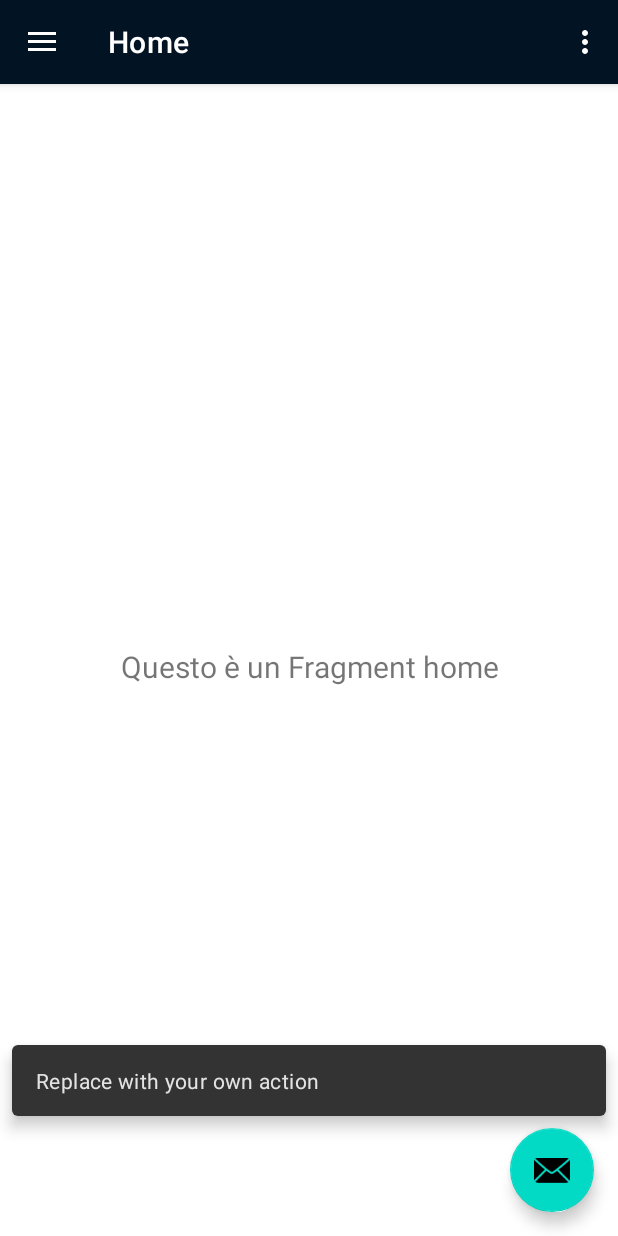
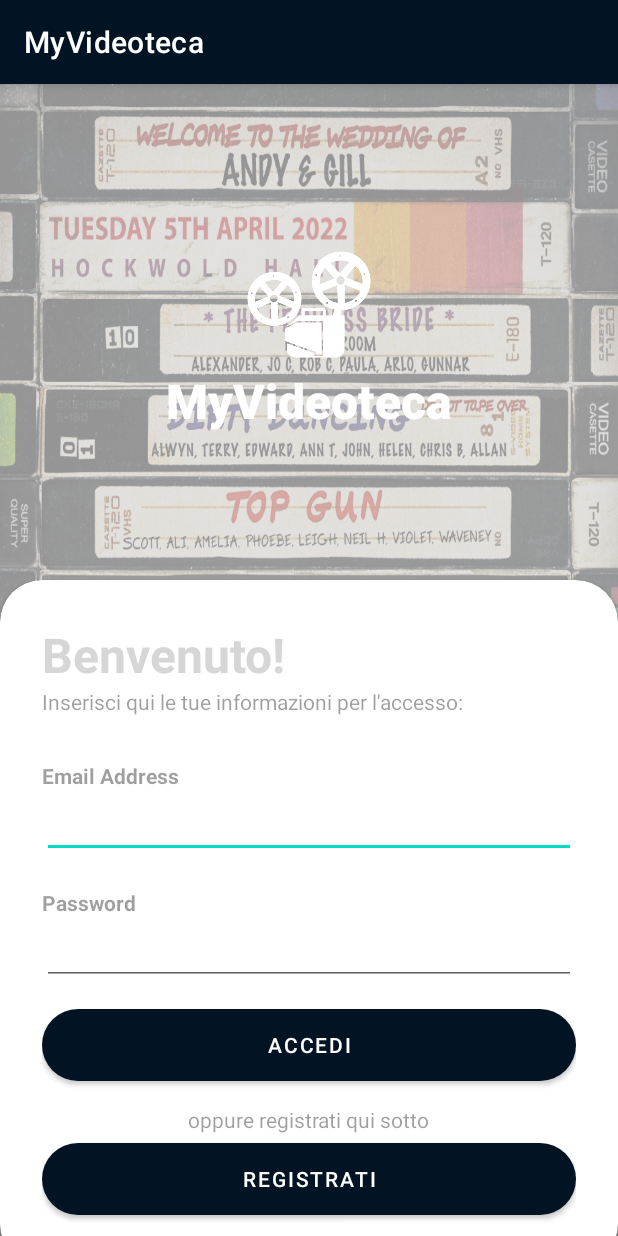
Before and after one commit to SimoCasa/MyVideoteca, an Android app: the screen it shows after launch (MainActivity before the commit, LoginActivity after it), after a tap on an icon or button, on a phone screen of 412 x 824 dp. Run offline under Robolectric (Android 15) with nearby library versions, the phone set to English and light mode, and no system bars; our stand-ins replace navigation-ui.

Commit message:
Aggiunta attività di login con relativo layout

```diff
--- a/app/src/main/AndroidManifest.xml
+++ b/app/src/main/AndroidManifest.xml
@@ -23,6 +23,9 @@
                 <category android:name="android.intent.category.LAUNCHER" />
             </intent-filter>
         </activity>
+        <activity android:name=".LoginActivity" />
+        <activity android:name=".RegisterActivity" />
+
     </application>
 
 </manifest>
--- /dev/null
+++ b/app/src/main/java/com/uninsubria/myvideoteca/LoginActivity.kt
@@ -0,0 +1,11 @@
+package com.uninsubria.myvideoteca
+
+import android.os.Bundle
+import androidx.appcompat.app.AppCompatActivity
+
+class LoginActivity : AppCompatActivity() {
+    override fun onCreate(savedInstanceState: Bundle?) {
+        super.onCreate(savedInstanceState)
+        setContentView(R.layout.activity_login)
+    }
+}
--- a/app/src/main/java/com/uninsubria/myvideoteca/MainActivity.kt
+++ b/app/src/main/java/com/uninsubria/myvideoteca/MainActivity.kt
@@ -1,17 +1,18 @@
 package com.uninsubria.myvideoteca
 
+import android.content.Intent
 import android.os.Bundle
 import android.view.Menu
-import com.google.android.material.snackbar.Snackbar
-import com.google.android.material.navigation.NavigationView
+import androidx.appcompat.app.AppCompatActivity
+import androidx.drawerlayout.widget.DrawerLayout
 import androidx.navigation.findNavController
 import androidx.navigation.ui.AppBarConfiguration
 import androidx.navigation.ui.navigateUp
 import androidx.navigation.ui.setupActionBarWithNavController
 import androidx.navigation.ui.setupWithNavController
-import androidx.drawerlayout.widget.DrawerLayout
-import androidx.appcompat.app.AppCompatActivity
+import com.google.android.material.navigation.NavigationView
 import com.uninsubria.myvideoteca.databinding.ActivityMainBinding
+
 
 class MainActivity : AppCompatActivity() {
 
@@ -26,11 +27,14 @@ class MainActivity : AppCompatActivity() {
 
         setSupportActionBar(binding.appBarMain.toolbar)
 
-        binding.appBarMain.fab.setOnClickListener { view ->
-            Snackbar.make(view, "Replace with your own action", Snackbar.LENGTH_LONG)
-                .setAction("Action", null)
-                .setAnchorView(R.id.fab).show()
+        binding.appBarMain.fab.setOnClickListener {
+
+            // definisco la mia intent dando come parametri l'activity corrente e quella che voglio aprire
+            val openLogin = Intent(this, LoginActivity::class.java)
+            // attivazione dell'activity di Login
+            startActivity(openLogin)
         }
+
         val drawerLayout: DrawerLayout = binding.drawerLayout
         val navView: NavigationView = binding.navView
         val navController = findNavController(R.id.nav_host_fragment_content_main)
--- /dev/null
+++ b/app/src/main/res/layout/activity_login.xml
@@ -0,0 +1,128 @@
+<?xml version="1.0" encoding="utf-8"?>
+<RelativeLayout xmlns:android="http://schemas.android.com/apk/res/android"
+    android:layout_width="match_parent"
+    android:layout_height="match_parent"
+    xmlns:tools="http://schemas.android.com/tools"
+    xmlns:app="http://schemas.android.com/apk/res-auto"
+    android:background="@drawable/login_background"
+    tools:context=".LoginActivity">
+
+    <RelativeLayout
+        android:layout_width="match_parent"
+        android:layout_height="match_parent"
+        android:background="@color/my_primary"
+        android:alpha="0.7"/>
+
+    <LinearLayout
+        android:layout_width="match_parent"
+        android:layout_height="match_parent"
+        android:orientation="vertical"
+        android:gravity="center"
+        android:layout_above="@id/card_view"
+        android:padding="28dp">
+
+        <ImageView
+            android:layout_width="184dp"
+            android:layout_height="92dp"
+            android:src="@drawable/film_icon" />
+
+        <TextView
+            android:layout_width="wrap_content"
+            android:layout_height="wrap_content"
+            android:text="MyVideoteca"
+            android:textStyle="bold"
+            android:fontFamily="sans-serif-medium"
+            android:textSize="32sp"
+            android:textColor="@color/white"/>
+
+
+    </LinearLayout>
+
+    <androidx.cardview.widget.CardView
+        android:layout_width="match_parent"
+        android:layout_height="wrap_content"
+        android:layout_alignParentBottom="true"
+        app:cardCornerRadius="28dp"
+        android:layout_marginBottom="-20dp"
+        android:id="@+id/card_view"
+        >
+
+        <LinearLayout
+            android:layout_width="match_parent"
+            android:layout_height="wrap_content"
+            android:orientation="vertical"
+            android:padding="28dp">
+            <TextView
+                android:layout_width="wrap_content"
+                android:layout_height="wrap_content"
+                android:text="Benvenuto!"
+                android:textColor="@color/my_primary"
+                android:textSize="32sp"
+                android:textStyle="bold"/>
+
+            <TextView
+                android:layout_width="wrap_content"
+                android:layout_height="wrap_content"
+                android:text="Inserisci qui le tue informazioni per l'accesso:"
+                android:alpha="0.7"/>
+
+            <View
+                android:layout_width="wrap_content"
+                android:layout_height="30dp"/>
+            <TextView
+                android:layout_width="wrap_content"
+                android:layout_height="wrap_content"
+                android:text="Email Address"
+                android:alpha="0.7"
+                android:textStyle="bold"/>
+
+            <EditText
+                android:layout_width="match_parent"
+                android:layout_height="wrap_content"
+                android:inputType="textEmailAddress"/>
+
+            <View
+                android:layout_width="wrap_content"
+                android:layout_height="20dp"/>
+            <TextView
+                android:layout_width="wrap_content"
+                android:layout_height="wrap_content"
+                android:text="Password"
+                android:alpha="0.7"
+                android:textStyle="bold"/>
+
+            <EditText
+                android:layout_width="match_parent"
+                android:layout_height="wrap_content"
+                android:inputType="textPassword"/>
+
+            <View
+                android:layout_width="wrap_content"
+                android:layout_height="10dp"/>
+
+            <com.google.android.material.button.MaterialButton
+                android:layout_width="match_parent"
+                android:layout_height="60dp"
+                android:text="Accedi"
+                app:cornerRadius="32dp"/>
+
+            <View
+                android:layout_width="wrap_content"
+                android:layout_height="10dp"/>
+
+            <TextView
+                android:layout_width="wrap_content"
+                android:layout_height="match_parent"
+                android:layout_gravity="center"
+                android:alpha="0.7"
+                android:text="oppure registrati qui sotto" />
+
+            <com.google.android.material.button.MaterialButton
+                    android:layout_width="match_parent"
+                    android:layout_height="60dp"
+                    android:text="Registrati"
+                    app:cornerRadius="32dp"/>
+
+        </LinearLayout>
+    </androidx.cardview.widget.CardView>
+</RelativeLayout>
```
Also changed, not shown: app/src/main/res/drawable/film_icon.png (added), app/src/main/res/drawable/login_background.jpg (added).
